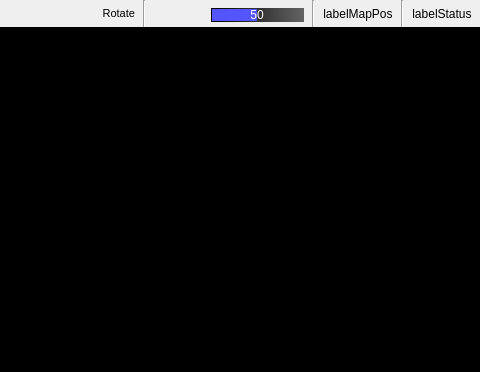
Before: the Qt Designer form ground/src/plugins/opmap/opmap_widget.ui in openpilot/OpenPilot, drawn with Qt 5; both pictures show x 252 to 732 and y 0 to 372 of the 732 by 372 pixel window.
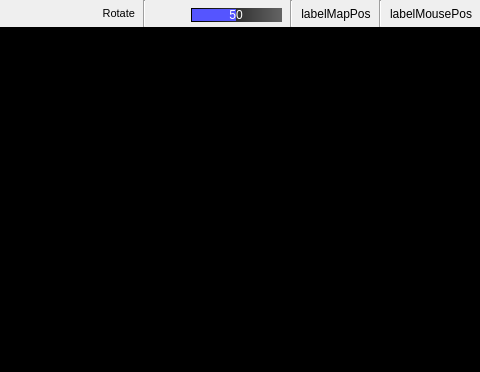
After: the same form once the commit is applied. Icons and pictures are not drawn.

Commit message: Fixed zoom settings

Patch:
```diff
--- a/ground/src/plugins/opmap/opmap_widget.ui
+++ b/ground/src/plugins/opmap/opmap_widget.ui
@@ -409,7 +409,7 @@
         </font>
        </property>
        <property name="text">
-        <string>labelStatus</string>
+        <string>labelMousePos</string>
        </property>
        <property name="alignment">
         <set>Qt::AlignCenter</set>
```
Left out of the diff: 2 changed lines with no effect on the pictures. The commit also changes 2 other files.
